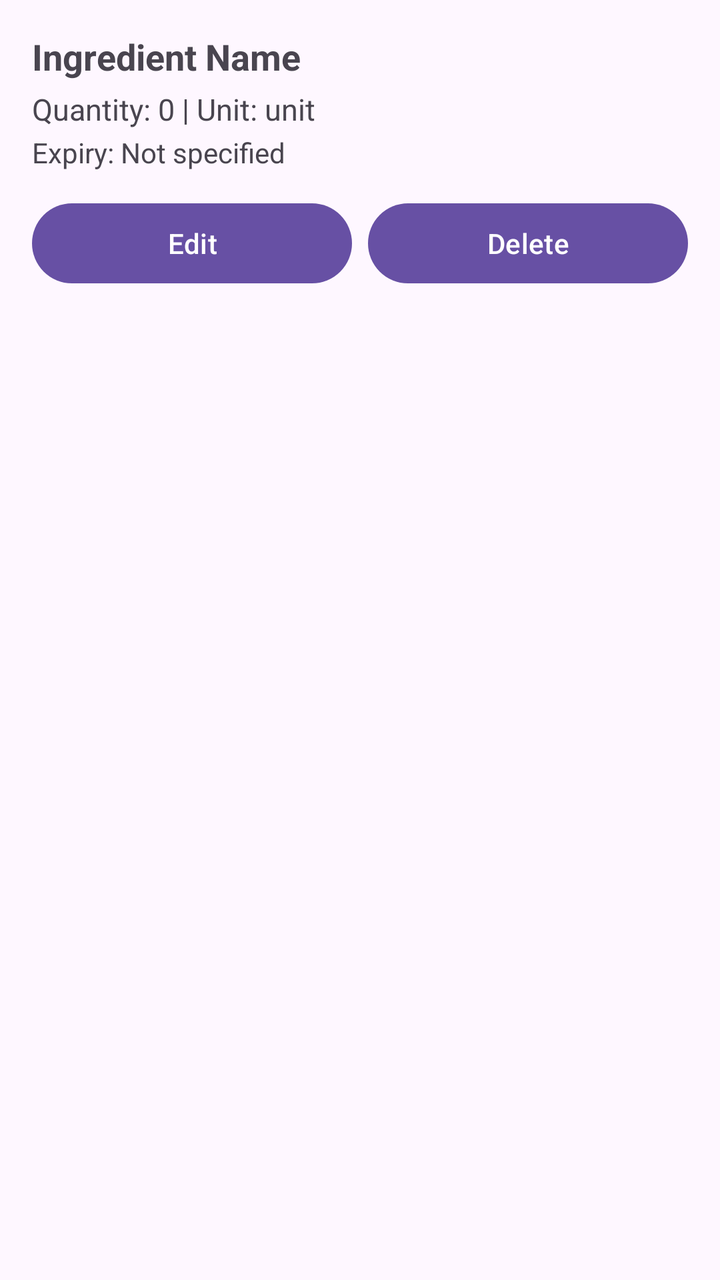
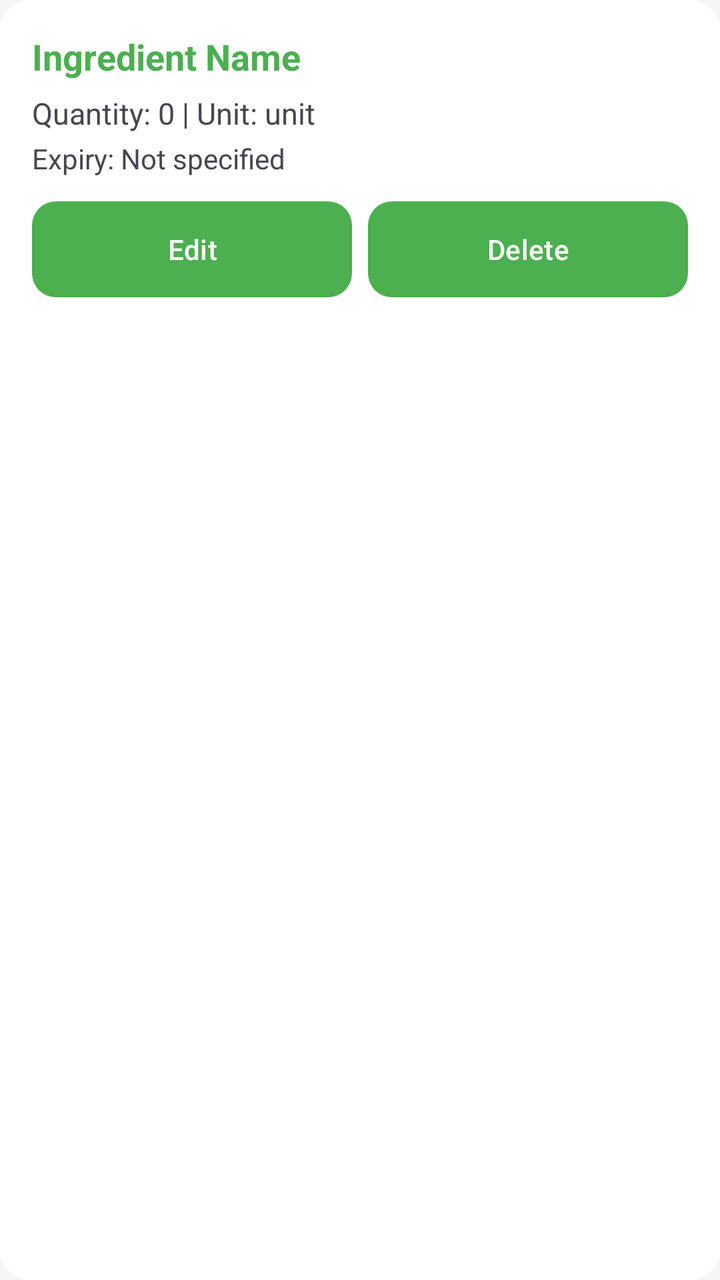

Two renders of the same Android screen: before a commit and after it. Below are the layout's source before the change and the commit's diff.
<!-- AndroidManifest.xml: application theme Theme.SmartPantryManager -->
<!-- res/layout/item_pantry.xml -->
<?xml version="1.0" encoding="utf-8"?>
<LinearLayout xmlns:android="http://schemas.android.com/apk/res/android"
    android:layout_width="match_parent"
    android:layout_height="wrap_content"
    android:orientation="vertical"
    android:padding="16dp">

    <TextView
        android:id="@+id/ingredientNameTextView"
        android:layout_width="match_parent"
        android:layout_height="wrap_content"
        android:text="Ingredient Name"
        android:textSize="18sp"
        android:textStyle="bold" />

    <TextView
        android:id="@+id/ingredientDetailsTextView"
        android:layout_width="match_parent"
        android:layout_height="wrap_content"
        android:text="Quantity: 0 | Unit: unit"
        android:textSize="15sp"
        android:layout_marginTop="4dp" />

    <TextView
        android:id="@+id/expiryDateTextView"
        android:layout_width="match_parent"
        android:layout_height="wrap_content"
        android:text="Expiry: Not specified"
        android:textSize="14sp"
        android:layout_marginTop="2dp" />

    <LinearLayout
        android:layout_width="match_parent"
        android:layout_height="wrap_content"
        android:orientation="horizontal"
        android:layout_marginTop="12dp">

        <Button
            android:id="@+id/editButton"
            android:layout_width="0dp"
            android:layout_height="wrap_content"
            android:layout_weight="1"
            android:text="Edit" />

        <Button
            android:id="@+id/deleteButton"
            android:layout_width="0dp"
            android:layout_height="wrap_content"
            android:layout_weight="1"
            android:text="Delete"
            android:layout_marginStart="8dp" />

    </LinearLayout>

</LinearLayout>
<!-- resources referenced by this layout -->
<resources>
  <style name="Theme.SmartPantryManager" parent="Base.Theme.SmartPantryManager" />
  <style name="Base.Theme.SmartPantryManager" parent="Theme.Material3.DayNight.NoActionBar">
          
          
      </style>
</resources>

<!-- the commit's change to res/layout/item_pantry.xml (unified diff, before → after) -->
@@ -3,7 +3,9 @@
     android:layout_width="match_parent"
     android:layout_height="wrap_content"
     android:orientation="vertical"
-    android:padding="16dp">
+    android:padding="16dp"
+    android:layout_marginBottom="12dp"
+    android:background="@drawable/pantry_item_background">
 
     <TextView
         android:id="@+id/ingredientNameTextView"
@@ -11,7 +13,8 @@
         android:layout_height="wrap_content"
         android:text="Ingredient Name"
         android:textSize="18sp"
-        android:textStyle="bold" />
+        android:textStyle="bold"
+        android:textColor="@color/primary" />
 
     <TextView
         android:id="@+id/ingredientDetailsTextView"
@@ -19,7 +22,7 @@
         android:layout_height="wrap_content"
         android:text="Quantity: 0 | Unit: unit"
         android:textSize="15sp"
-        android:layout_marginTop="4dp" />
+        android:layout_marginTop="6dp" />
 
     <TextView
         android:id="@+id/expiryDateTextView"
@@ -27,7 +30,7 @@
         android:layout_height="wrap_content"
         android:text="Expiry: Not specified"
         android:textSize="14sp"
-        android:layout_marginTop="2dp" />
+        android:layout_marginTop="3dp" />
 
     <LinearLayout
         android:layout_width="match_parent"
@@ -40,7 +43,9 @@
             android:layout_width="0dp"
             android:layout_height="wrap_content"
             android:layout_weight="1"
-            android:text="Edit" />
+            android:text="Edit"
+            android:textAllCaps="false"
+            android:background="@drawable/button_background" />
 
         <Button
             android:id="@+id/deleteButton"
@@ -48,7 +53,9 @@
             android:layout_height="wrap_content"
             android:layout_weight="1"
             android:text="Delete"
-            android:layout_marginStart="8dp" />
+            android:textAllCaps="false"
+            android:layout_marginStart="8dp"
+            android:background="@drawable/button_background" />
 
     </LinearLayout>
 
<!-- resource entries referenced after the edit -->
@@ -1,9 +1,63 @@
 <!-- resources referenced by this layout -->
 <resources>
+  <color name="primary">#4CAF50</color>
+  <!-- drawable button_background (drawable) -->
+  <?xml version="1.0" encoding="utf-8"?>
+  <shape xmlns:android="http://schemas.android.com/apk/res/android"
+      android:shape="rectangle">
+  
+      <solid android:color="@color/primary" />
+  
+      <corners android:radius="12dp" />
+  
+      <padding
+          android:left="12dp"
+          android:top="8dp"
+          android:right="12dp"
+          android:bottom="8dp" />
+  
+  </shape>
+  <!-- drawable pantry_item_background (drawable) -->
+  <?xml version="1.0" encoding="utf-8"?>
+  <shape xmlns:android="http://schemas.android.com/apk/res/android"
+      android:shape="rectangle">
+  
+      <solid android:color="@color/surface_light" />
+  
+      <corners android:radius="14dp" />
+  
+      <padding
+          android:left="8dp"
+          android:top="4dp"
+          android:right="8dp"
+          android:bottom="4dp" />
+  
+  </shape>
   <style name="Theme.SmartPantryManager" parent="Base.Theme.SmartPantryManager" />
+  <color name="surface_light">#FFFFFFFF</color>
   <style name="Base.Theme.SmartPantryManager" parent="Theme.Material3.DayNight.NoActionBar">
+  
           
+          <item name="colorPrimary">@color/primary</item>
+          <item name="colorOnPrimary">@color/white</item>
+  
           
+          <item name="android:windowBackground">@color/background_light</item>
+          <item name="colorSurface">@color/surface_light</item>
+  
+          
+          <item name="android:textColorPrimary">@color/text_primary_light</item>
+          <item name="android:textColorSecondary">@color/text_secondary_light</item>
+  
+          
+          <item name="android:statusBarColor">@color/primary_dark</item>
+          <item name="android:navigationBarColor">@color/background_light</item>
+  
       </style>
+  <color name="white">#FFFFFFFF</color>
+  <color name="background_light">#F5F7F5</color>
+  <color name="text_primary_light">#212121</color>
+  <color name="text_secondary_light">#616161</color>
+  <color name="primary_dark">#388E3C</color>
 </resources>
 
